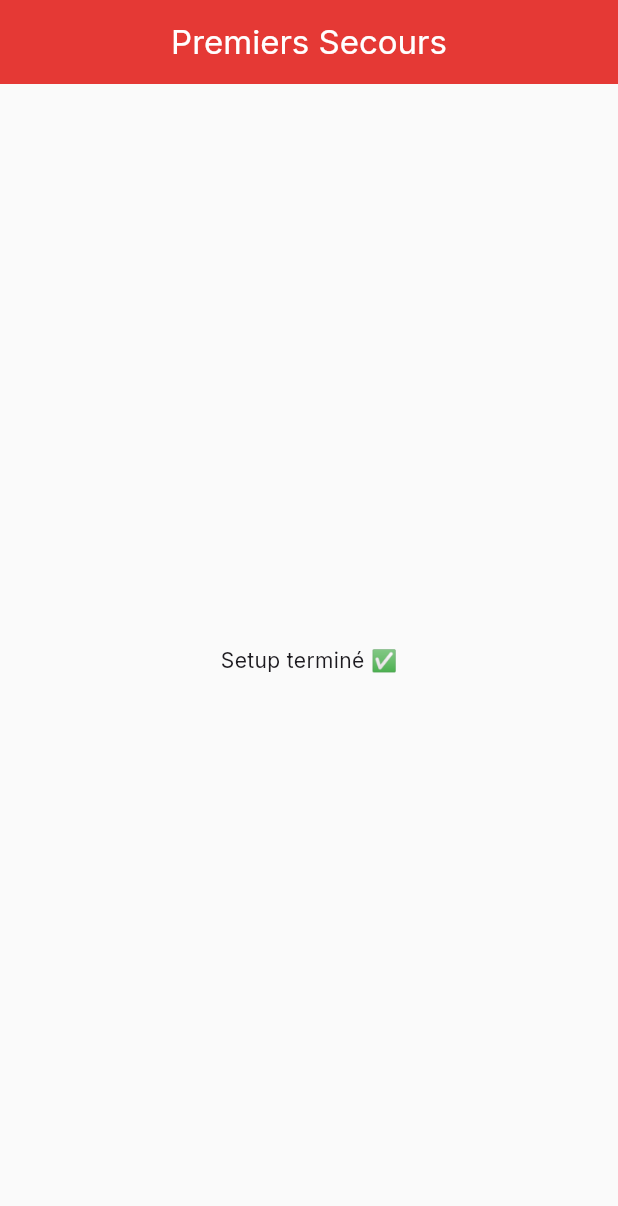
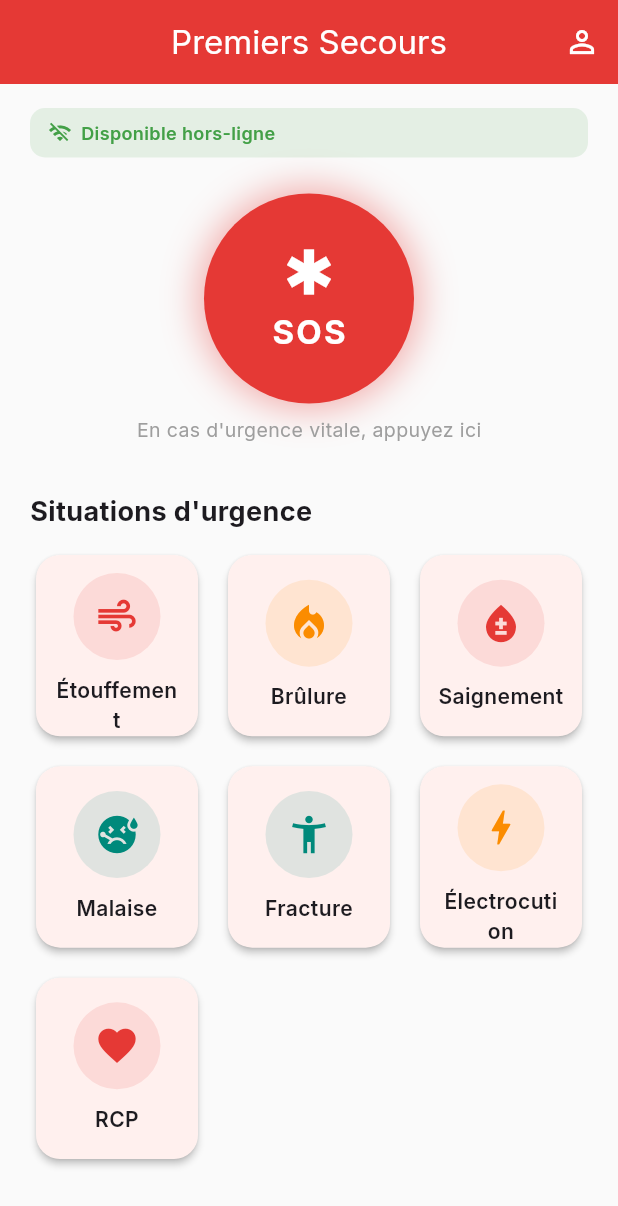
Before and after one commit to LordeA/premiers_secours_app, a Flutter app: the screen it shows after launch, on a phone screen of 412 x 824 dp. Shown: the top 1206 px of the screen. Run offline on Flutter 3.47's test engine with Material 3 defaults, Android fonts, the phone set to English and light mode, and no system bars; our stand-ins replace google_fonts, hive_flutter; accounts and stored records are empty.

Commit message:
feat: écran d'accueil avec bouton SOS et grille des catégories

```diff
--- a/lib/data/emergency_data.dart
+++ b/lib/data/emergency_data.dart
@@ -0,0 +1,50 @@
+import 'package:flutter/material.dart';
+import '../models/emergency_guide.dart';
+import '../theme/app_theme.dart';
+
+class EmergencyData {
+  static const List<EmergencyCategory> categories = [
+    EmergencyCategory(
+      id: 'choking',
+      title: 'Étouffement',
+      icon: Icons.air,
+      color: AppColors.primary,
+    ),
+    EmergencyCategory(
+      id: 'burn',
+      title: 'Brûlure',
+      icon: Icons.local_fire_department,
+      color: AppColors.warning,
+    ),
+    EmergencyCategory(
+      id: 'bleeding',
+      title: 'Saignement',
+      icon: Icons.bloodtype,
+      color: AppColors.primary,
+    ),
+    EmergencyCategory(
+      id: 'faint',
+      title: 'Malaise',
+      icon: Icons.sick,
+      color: AppColors.secondary,
+    ),
+    EmergencyCategory(
+      id: 'fracture',
+      title: 'Fracture',
+      icon: Icons.accessibility_new,
+      color: AppColors.secondary,
+    ),
+    EmergencyCategory(
+      id: 'electrocution',
+      title: 'Électrocution',
+      icon: Icons.bolt,
+      color: AppColors.warning,
+    ),
+    EmergencyCategory(
+      id: 'cpr',
+      title: 'RCP',
+      icon: Icons.favorite,
+      color: AppColors.primary,
+    ),
+  ];
+}
--- a/lib/models/emergency_guide.dart
+++ b/lib/models/emergency_guide.dart
@@ -0,0 +1,15 @@
+import 'package:flutter/material.dart';
+
+class EmergencyCategory {
+  final String id;
+  final String title;
+  final IconData icon;
+  final Color color;
+
+  const EmergencyCategory({
+    required this.id,
+    required this.title,
+    required this.icon,
+    required this.color,
+  });
+}
--- a/lib/screens/home_screen.dart
+++ b/lib/screens/home_screen.dart
@@ -1,4 +1,8 @@
 import 'package:flutter/material.dart';
+import '../data/emergency_data.dart';
+import '../theme/app_theme.dart';
+import '../widgets/sos_button.dart';
+import '../widgets/emergency_card.dart';
 
 class HomeScreen extends StatelessWidget {
   const HomeScreen({super.key});
@@ -6,8 +10,99 @@ class HomeScreen extends StatelessWidget {
   @override
   Widget build(BuildContext context) {
     return Scaffold(
-      appBar: AppBar(title: const Text('Premiers Secours')),
-      body: const Center(child: Text('Setup terminé ✅')),
+      appBar: AppBar(
+        title: const Text('Premiers Secours'),
+        actions: [
+          IconButton(
+            icon: const Icon(Icons.person_outline),
+            tooltip: 'Fiche santé',
+            onPressed: () {
+              // Sera relié au jour 8 (health_profile_screen)
+            },
+          ),
+        ],
+      ),
+      body: SafeArea(
+        child: SingleChildScrollView(
+          padding: const EdgeInsets.symmetric(horizontal: 20, vertical: 16),
+          child: Column(
+            crossAxisAlignment: CrossAxisAlignment.stretch,
+            children: [
+              // Zone d'état hors-ligne
+              Container(
+                padding: const EdgeInsets.symmetric(horizontal: 12, vertical: 8),
+                decoration: BoxDecoration(
+                  color: AppColors.success.withOpacity(0.12),
+                  borderRadius: BorderRadius.circular(10),
+                ),
+                child: Row(
+                  mainAxisSize: MainAxisSize.min,
+                  children: const [
+                    Icon(Icons.wifi_off, size: 16, color: AppColors.success),
+                    SizedBox(width: 6),
+                    Text(
+                      'Disponible hors-ligne',
+                      style: TextStyle(
+                        color: AppColors.success,
+                        fontWeight: FontWeight.w600,
+                        fontSize: 12,
+                      ),
+                    ),
+                  ],
+                ),
+              ),
+              const SizedBox(height: 24),
+
+              // Bouton SOS central
+              Center(
+                child: SosButton(
+                  onTap: () {
+                    // Sera relié au jour 6-7 (cpr_timer_screen ou guide rapide)
+                  },
+                ),
+              ),
+              const SizedBox(height: 8),
+              const Center(
+                child: Text(
+                  'En cas d\'urgence vitale, appuyez ici',
+                  style: TextStyle(color: Colors.grey, fontSize: 13),
+                ),
+              ),
+              const SizedBox(height: 32),
+
+              // Titre section
+              const Text(
+                'Situations d\'urgence',
+                style: TextStyle(fontSize: 18, fontWeight: FontWeight.bold),
+              ),
+              const SizedBox(height: 12),
+
+              // Grille des catégories
+              GridView.builder(
+                shrinkWrap: true,
+                physics: const NeverScrollableScrollPhysics(),
+                itemCount: EmergencyData.categories.length,
+                gridDelegate: const SliverGridDelegateWithFixedCrossAxisCount(
+                  crossAxisCount: 3,
+                  mainAxisSpacing: 12,
+                  crossAxisSpacing: 12,
+                  childAspectRatio: 0.9,
+                ),
+                itemBuilder: (context, index) {
+                  final category = EmergencyData.categories[index];
+                  return EmergencyCard(
+                    category: category,
+                    onTap: () {
+                      // Sera relié au jour 5 (guide_detail_screen)
+                    },
+                  );
+                },
+              ),
+              const SizedBox(height: 20),
+            ],
+          ),
+        ),
+      ),
     );
   }
 }
--- a/lib/widgets/emergency_card.dart
+++ b/lib/widgets/emergency_card.dart
@@ -0,0 +1,48 @@
+import 'package:flutter/material.dart';
+import '../models/emergency_guide.dart';
+
+class EmergencyCard extends StatelessWidget {
+  final EmergencyCategory category;
+  final VoidCallback onTap;
+
+  const EmergencyCard({
+    super.key,
+    required this.category,
+    required this.onTap,
+  });
+
+  @override
+  Widget build(BuildContext context) {
+    return Card(
+      clipBehavior: Clip.antiAlias,
+      child: InkWell(
+        onTap: onTap,
+        child: Padding(
+          padding: const EdgeInsets.all(12),
+          child: Column(
+            mainAxisAlignment: MainAxisAlignment.center,
+            children: [
+              Container(
+                padding: const EdgeInsets.all(14),
+                decoration: BoxDecoration(
+                  color: category.color.withOpacity(0.12),
+                  shape: BoxShape.circle,
+                ),
+                child: Icon(category.icon, color: category.color, size: 30),
+              ),
+              const SizedBox(height: 10),
+              Text(
+                category.title,
+                textAlign: TextAlign.center,
+                style: const TextStyle(
+                  fontWeight: FontWeight.w600,
+                  fontSize: 14,
+                ),
+              ),
+            ],
+          ),
+        ),
+      ),
+    );
+  }
+}
--- a/lib/widgets/sos_button.dart
+++ b/lib/widgets/sos_button.dart
@@ -0,0 +1,48 @@
+import 'package:flutter/material.dart';
+import '../theme/app_theme.dart';
+
+class SosButton extends StatelessWidget {
+  final VoidCallback onTap;
+
+  const SosButton({super.key, required this.onTap});
+
+  @override
+  Widget build(BuildContext context) {
+    return GestureDetector(
+      onTap: onTap,
+      child: Container(
+        width: 140,
+        height: 140,
+        decoration: BoxDecoration(
+          shape: BoxShape.circle,
+          color: AppColors.primary,
+          boxShadow: [
+            BoxShadow(
+              color: AppColors.primary.withOpacity(0.4),
+              blurRadius: 20,
+              spreadRadius: 4,
+            ),
+          ],
+        ),
+        child: const Center(
+          child: Column(
+            mainAxisSize: MainAxisSize.min,
+            children: [
+              Icon(Icons.emergency, color: Colors.white, size: 40),
+              SizedBox(height: 4),
+              Text(
+                'SOS',
+                style: TextStyle(
+                  color: Colors.white,
+                  fontSize: 22,
+                  fontWeight: FontWeight.bold,
+                  letterSpacing: 1.5,
+                ),
+              ),
+            ],
+          ),
+        ),
+      ),
+    );
+  }
+}
```
